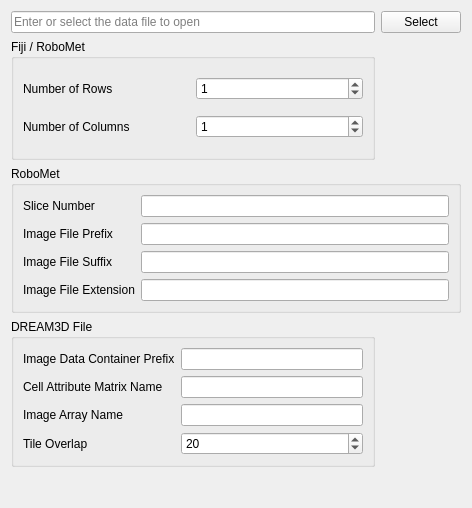
This is SIMPLVtkLib/Wizards/ImportMontage/UI_Files/EnterDataFilePage.ui in tplatt77/SIMPLVtkLib as Qt 5 draws it before an edit. The edited form follows.
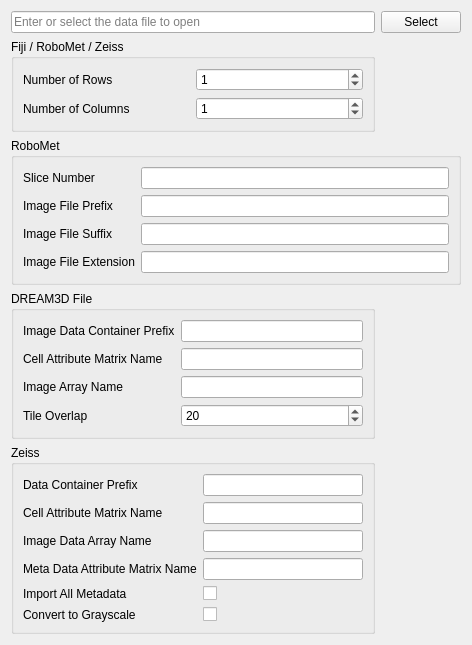
This is the edited form.

Commit message: Added Zeiss import functionality to the montage wizard Zeiss XML files are able to be imported and used similarly to Fiji and Robomet configuration files

```diff
--- a/SIMPLVtkLib/Wizards/ImportMontage/UI_Files/EnterDataFilePage.ui
+++ b/SIMPLVtkLib/Wizards/ImportMontage/UI_Files/EnterDataFilePage.ui
@@ -7,7 +7,7 @@
     <x>0</x>
     <y>0</y>
     <width>472</width>
-    <height>508</height>
+    <height>581</height>
    </rect>
   </property>
   <property name="windowTitle">
@@ -17,40 +17,10 @@
    <property name="sizeConstraint">
     <enum>QLayout::SetDefaultConstraint</enum>
    </property>
-   <item row="1" column="2">
-    <widget class="QPushButton" name="selectButton">
-     <property name="text">
-      <string>Select</string>
-     </property>
-    </widget>
-   </item>
-   <item row="5" column="1" colspan="2">
-    <spacer name="verticalSpacer">
-     <property name="orientation">
-      <enum>Qt::Vertical</enum>
-     </property>
-     <property name="sizeType">
-      <enum>QSizePolicy::Preferred</enum>
-     </property>
-     <property name="sizeHint" stdset="0">
-      <size>
-       <width>20</width>
-       <height>30</height>
-      </size>
-     </property>
-    </spacer>
-   </item>
-   <item row="1" column="1">
-    <widget class="QLineEdit" name="dataFileLE">
-     <property name="placeholderText">
-      <string>Enter or select the data file to open</string>
-     </property>
-    </widget>
-   </item>
    <item row="2" column="1">
     <widget class="QGroupBox" name="configFileMetadata">
      <property name="title">
-      <string>Fiji / RoboMet</string>
+      <string>Fiji / RoboMet / Zeiss</string>
      </property>
      <layout class="QGridLayout" name="configFileMetadataLayout">
       <item row="0" column="1">
@@ -142,8 +112,19 @@
       <string>DREAM3D File</string>
      </property>
      <layout class="QGridLayout" name="gridLayout_3">
-      <item row="1" column="1">
-       <widget class="QLineEdit" name="cellAttrMatrixNameLE"/>
+      <item row="1" column="0">
+       <widget class="QLabel" name="label_8">
+        <property name="text">
+         <string>Cell Attribute Matrix Name</string>
+        </property>
+       </widget>
+      </item>
+      <item row="2" column="0">
+       <widget class="QLabel" name="label_9">
+        <property name="text">
+         <string>Image Array Name</string>
+        </property>
+       </widget>
       </item>
       <item row="3" column="1">
        <widget class="QSpinBox" name="tileOverlapSB">
@@ -155,16 +136,15 @@
         </property>
        </widget>
       </item>
+      <item row="1" column="1">
+       <widget class="QLineEdit" name="cellAttrMatrixNameLE"/>
+      </item>
+      <item row="0" column="1">
+       <widget class="QLineEdit" name="imageDataContainerPrefixLE"/>
+      </item>
       <item row="2" column="1">
        <widget class="QLineEdit" name="imageArrayNameLE"/>
       </item>
-      <item row="3" column="0">
-       <widget class="QLabel" name="label_10">
-        <property name="text">
-         <string>Tile Overlap</string>
-        </property>
-       </widget>
-      </item>
       <item row="0" column="0">
        <widget class="QLabel" name="label_7">
         <property name="text">
@@ -172,20 +152,117 @@
         </property>
        </widget>
       </item>
-      <item row="0" column="1">
-       <widget class="QLineEdit" name="imageDataContainerPrefixLE"/>
+      <item row="3" column="0">
+       <widget class="QLabel" name="label_10">
+        <property name="text">
+         <string>Tile Overlap</string>
+        </property>
+       </widget>
       </item>
-      <item row="1" column="0">
-       <widget class="QLabel" name="label_8">
+     </layout>
+    </widget>
+   </item>
+   <item row="1" column="2">
+    <widget class="QPushButton" name="selectButton">
+     <property name="text">
+      <string>Select</string>
+     </property>
+    </widget>
+   </item>
+   <item row="6" column="1" colspan="2">
+    <spacer name="verticalSpacer">
+     <property name="orientation">
+      <enum>Qt::Vertical</enum>
+     </property>
+     <property name="sizeType">
+      <enum>QSizePolicy::Preferred</enum>
+     </property>
+     <property name="sizeHint" stdset="0">
+      <size>
+       <width>20</width>
+       <height>30</height>
+      </size>
+     </property>
+    </spacer>
+   </item>
+   <item row="1" column="1">
+    <widget class="QLineEdit" name="dataFileLE">
+     <property name="placeholderText">
+      <string>Enter or select the data file to open</string>
+     </property>
+    </widget>
+   </item>
+   <item row="5" column="1">
+    <widget class="QGroupBox" name="zeissMetadata">
+     <property name="title">
+      <string>Zeiss</string>
+     </property>
+     <layout class="QGridLayout" name="gridLayout_4">
+      <item row="0" column="3">
+       <widget class="QLineEdit" name="zeissDataContainerPrefixLE"/>
+      </item>
+      <item row="0" column="2">
+       <widget class="QLabel" name="label_11">
+        <property name="text">
+         <string>Data Container Prefix</string>
+        </property>
+       </widget>
+      </item>
+      <item row="2" column="2">
+       <widget class="QLabel" name="label_12">
         <property name="text">
          <string>Cell Attribute Matrix Name</string>
         </property>
        </widget>
       </item>
-      <item row="2" column="0">
-       <widget class="QLabel" name="label_9">
+      <item row="3" column="2">
+       <widget class="QLabel" name="label_13">
         <property name="text">
-         <string>Image Array Name</string>
+         <string>Image Data Array Name</string>
+        </property>
+       </widget>
+      </item>
+      <item row="4" column="2">
+       <widget class="QLabel" name="label_14">
+        <property name="text">
+         <string>Meta Data Attribute Matrix Name</string>
+        </property>
+       </widget>
+      </item>
+      <item row="5" column="2">
+       <widget class="QLabel" name="label_15">
+        <property name="text">
+         <string>Import All Metadata</string>
+        </property>
+       </widget>
+      </item>
+      <item row="6" column="2">
+       <widget class="QLabel" name="label_16">
+        <property name="text">
+         <string>Convert to Grayscale</string>
+        </property>
+       </widget>
+      </item>
+      <item row="2" column="3">
+       <widget class="QLineEdit" name="zeissCellAttrMatrixLE"/>
+      </item>
+      <item row="3" column="3">
+       <widget class="QLineEdit" name="zeissImageDataArrayLE"/>
+      </item>
+      <item row="4" column="3">
+       <widget class="QLineEdit" name="zeissMetadataAttrxMatrixLE"/>
+      </item>
+      <item row="5" column="3">
+       <widget class="QCheckBox" name="importMetadataCB">
+        <property name="text">
+         <string/>
+        </property>
+       </widget>
+      </item>
+      <item row="6" column="3">
+       <widget class="QCheckBox" name="convertGrayscaleCB">
+        <property name="text">
+         <string/>
         </property>
        </widget>
       </item>
```
The commit also changes 4 other files.
